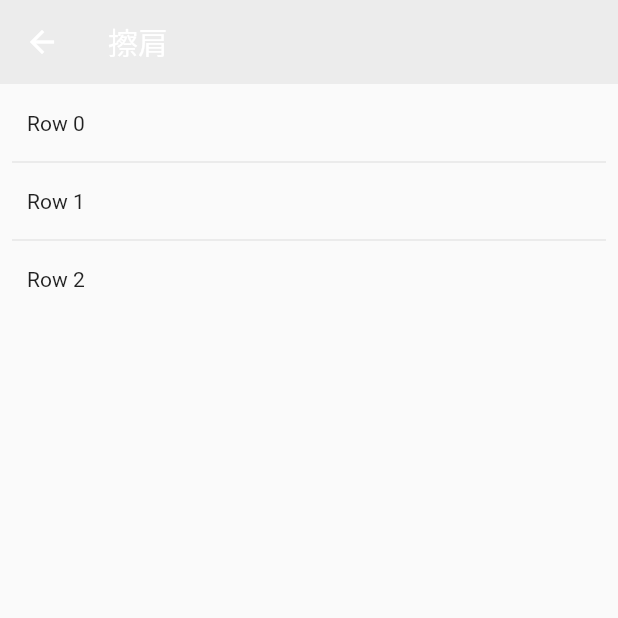
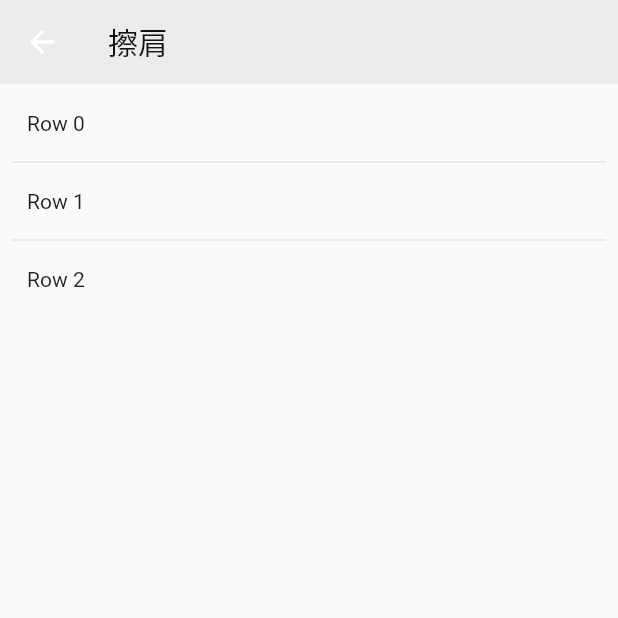
Before and after one commit to lgb1234a/CJ_Flutter, a Flutter app: the SessionWidget screen opened directly, on a phone screen of 412 x 824 dp, the top half of it. Run offline on Flutter 3.47's test engine with Material 2 defaults, Android fonts, the phone set to English and light mode, and no system bars; our stand-ins replace dio.

Commit message:
UI微调

```diff
--- a/lib/Base/NotificationCenter.dart
+++ b/lib/Base/NotificationCenter.dart
@@ -47,6 +47,7 @@ class NotificationCenter {
 
   // 移除监听
   removeObserver(String postName) {
+    print('remove notification: $postName');
     postNameMap.remove(postName);
   }
 }
--- a/lib/Session/Session.dart
+++ b/lib/Session/Session.dart
@@ -5,7 +5,6 @@
 
 import 'package:flutter/material.dart';
 import 'SessionChat.dart';
-import 'package:cajian/Base/CJUtils.dart';
 
 class SessionWidget extends StatefulWidget {
 
@@ -45,13 +44,13 @@ class _sessionState extends State<SessionWidget> {
       separatorBuilder: (BuildContext context, int index) => const Divider(),
     );
 
-    // TODO: implement build
     return new Scaffold(
       appBar: new AppBar(
         title: const Text(
-          '擦肩'
+          '擦肩',
+          style: const TextStyle(color: Color(0xFF141414)),
         ),
-        backgroundColor: MainBgColor,
+        backgroundColor: Color(0xFFECECEC),
         elevation: 0.01,
       ),
       body: sessionList,
```
